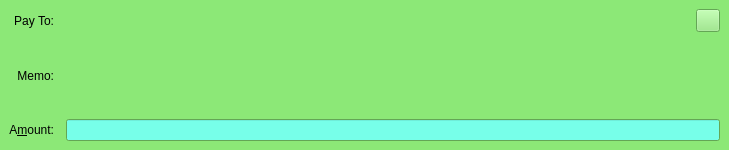
Qt form src/qt/forms/sendcoinsentry.ui (bee-group/beenode) before a commit.
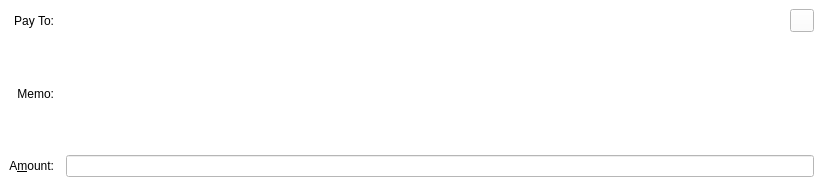
The same form after that commit. The open tabs and pages were chosen to show the change. Custom widgets are drawn as their Qt base class.

Patch:
```diff
--- a/src/qt/forms/sendcoinsentry.ui
+++ b/src/qt/forms/sendcoinsentry.ui
@@ -6,8 +6,8 @@
    <rect>
     <x>0</x>
     <y>0</y>
-    <width>729</width>
-    <height>150</height>
+    <width>823</width>
+    <height>186</height>
    </rect>
   </property>
   <property name="focusPolicy">
@@ -16,6 +16,9 @@
   <property name="autoFillBackground">
    <bool>false</bool>
   </property>
+  <property name="styleSheet">
+   <string notr="true">background-color: rgb(255, 255, 255);</string>
+  </property>
   <widget class="QFrame" name="SendCoins">
    <property name="toolTip">
     <string>This is a normal payment.</string>
@@ -710,9 +713,9 @@
       <colorrole role="Button">
        <brush brushstyle="SolidPattern">
         <color alpha="255">
-         <red>140</red>
-         <green>232</green>
-         <blue>119</blue>
+         <red>255</red>
+         <green>255</green>
+         <blue>255</blue>
         </color>
        </brush>
       </colorrole>
@@ -782,18 +785,18 @@
       <colorrole role="Base">
        <brush brushstyle="SolidPattern">
         <color alpha="255">
-         <red>119</red>
+         <red>255</red>
          <green>255</green>
-         <blue>233</blue>
+         <blue>255</blue>
         </color>
        </brush>
       </colorrole>
       <colorrole role="Window">
        <brush brushstyle="SolidPattern">
         <color alpha="255">
-         <red>140</red>
-         <green>232</green>
-         <blue>119</blue>
+         <red>255</red>
+         <green>255</green>
+         <blue>255</blue>
         </color>
        </brush>
       </colorrole>
@@ -856,9 +859,9 @@
       <colorrole role="Button">
        <brush brushstyle="SolidPattern">
         <color alpha="255">
-         <red>140</red>
-         <green>232</green>
-         <blue>119</blue>
+         <red>255</red>
+         <green>255</green>
+         <blue>255</blue>
         </color>
        </brush>
       </colorrole>
@@ -928,18 +931,18 @@
       <colorrole role="Base">
        <brush brushstyle="SolidPattern">
         <color alpha="255">
-         <red>119</red>
+         <red>255</red>
          <green>255</green>
-         <blue>233</blue>
+         <blue>255</blue>
         </color>
        </brush>
       </colorrole>
       <colorrole role="Window">
        <brush brushstyle="SolidPattern">
         <color alpha="255">
-         <red>140</red>
-         <green>232</green>
-         <blue>119</blue>
+         <red>255</red>
+         <green>255</green>
+         <blue>255</blue>
         </color>
        </brush>
       </colorrole>
@@ -1002,9 +1005,9 @@
       <colorrole role="Button">
        <brush brushstyle="SolidPattern">
         <color alpha="255">
-         <red>140</red>
-         <green>232</green>
-         <blue>119</blue>
+         <red>255</red>
+         <green>255</green>
+         <blue>255</blue>
         </color>
        </brush>
       </colorrole>
@@ -1074,18 +1077,18 @@
       <colorrole role="Base">
        <brush brushstyle="SolidPattern">
         <color alpha="255">
-         <red>140</red>
-         <green>232</green>
-         <blue>119</blue>
+         <red>255</red>
+         <green>255</green>
+         <blue>255</blue>
         </color>
        </brush>
       </colorrole>
       <colorrole role="Window">
        <brush brushstyle="SolidPattern">
         <color alpha="255">
-         <red>140</red>
-         <green>232</green>
-         <blue>119</blue>
+         <red>255</red>
+         <green>255</green>
+         <blue>255</blue>
         </color>
        </brush>
       </colorrole>
@@ -1141,7 +1144,7 @@
     <string>This is an authenticated payment request.</string>
    </property>
    <property name="autoFillBackground">
-    <bool>true</bool>
+    <bool>false</bool>
    </property>
    <property name="frameShape">
     <enum>QFrame::NoFrame</enum>
```
Left out of the diff: 25 changed lines with no effect on the pictures.
